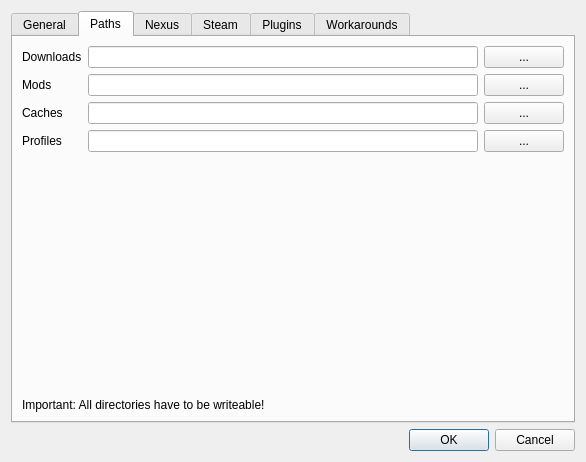
Old version of the form modorganizer/src/settingsdialog.ui in the repository Holt59/mo2-merge.
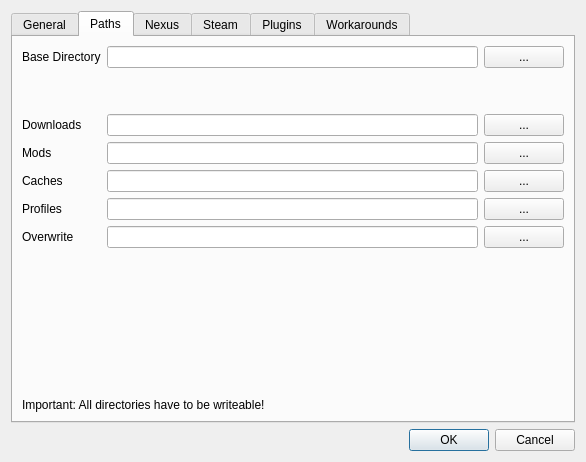
New version of the form. The open tabs and pages were chosen to show the change. Icons and pictures are not drawn.

Patch:
```diff
--- a/modorganizer/src/settingsdialog.ui
+++ b/modorganizer/src/settingsdialog.ui
@@ -204,54 +204,71 @@
        <item>
         <layout class="QGridLayout" name="gridLayout_2">
          <item row="0" column="0">
-          <widget class="QLabel" name="label_7">
+          <widget class="QLabel" name="label_25">
            <property name="text">
-            <string>Downloads</string>
+            <string>Base Directory</string>
            </property>
           </widget>
          </item>
-         <item row="2" column="0">
+         <item row="6" column="2">
+          <widget class="QPushButton" name="browseOverwriteDirBtn">
+           <property name="text">
+            <string>...</string>
+           </property>
+          </widget>
+         </item>
+         <item row="6" column="1">
+          <widget class="QLineEdit" name="overwriteDirEdit"/>
+         </item>
+         <item row="0" column="1">
+          <widget class="QLineEdit" name="baseDirEdit"/>
+         </item>
+         <item row="0" column="2">
+          <widget class="QPushButton" name="browseBaseDirBtn">
+           <property name="text">
+            <string>...</string>
+           </property>
+          </widget>
+         </item>
+         <item row="6" column="0">
+          <widget class="QLabel" name="label_24">
+           <property name="text">
+            <string>Overwrite</string>
+           </property>
+          </widget>
+         </item>
+         <item row="4" column="0">
           <widget class="QLabel" name="label_9">
            <property name="text">
             <string>Caches</string>
            </property>
           </widget>
          </item>
-         <item row="1" column="2">
+         <item row="3" column="2">
           <widget class="QPushButton" name="browseModDirBtn">
            <property name="text">
             <string notr="true">...</string>
            </property>
           </widget>
          </item>
-         <item row="2" column="1">
+         <item row="4" column="1">
           <widget class="QLineEdit" name="cacheDirEdit"/>
          </item>
-         <item row="0" column="1">
-          <widget class="QLineEdit" name="downloadDirEdit">
-           <property name="toolTip">
-            <string>Directory where downloads are stored.</string>
-           </property>
-           <property name="whatsThis">
-            <string>Directory where downloads are stored.</string>
-           </property>
-          </widget>
-         </item>
-         <item row="1" column="0">
-          <widget class="QLabel" name="label_8">
+         <item row="2" column="0">
+          <widget class="QLabel" name="label_7">
            <property name="text">
-            <string>Mods</string>
+            <string>Downloads</string>
            </property>
           </widget>
          </item>
-         <item row="2" column="2">
+         <item row="4" column="2">
           <widget class="QPushButton" name="browseCacheDirBtn">
            <property name="text">
             <string notr="true">...</string>
            </property>
           </widget>
          </item>
-         <item row="1" column="1">
+         <item row="3" column="1">
           <widget class="QLineEdit" name="modDirEdit">
            <property name="toolTip">
             <string>Directory where mods are stored.</string>
@@ -261,7 +278,7 @@
            </property>
           </widget>
          </item>
-         <item row="0" column="2">
+         <item row="2" column="2">
           <widget class="QPushButton" name="browseDownloadDirBtn">
            <property name="sizePolicy">
             <sizepolicy hsizetype="Fixed" vsizetype="Fixed">
@@ -274,22 +291,52 @@
            </property>
           </widget>
          </item>
+         <item row="2" column="1">
+          <widget class="QLineEdit" name="downloadDirEdit">
+           <property name="toolTip">
+            <string>Directory where downloads are stored.</string>
+           </property>
+           <property name="whatsThis">
+            <string>Directory where downloads are stored.</string>
+           </property>
+          </widget>
+         </item>
          <item row="3" column="0">
+          <widget class="QLabel" name="label_8">
+           <property name="text">
+            <string>Mods</string>
+           </property>
+          </widget>
+         </item>
+         <item row="5" column="2">
+          <widget class="QPushButton" name="browseProfilesDirBtn">
+           <property name="text">
+            <string>...</string>
+           </property>
+          </widget>
+         </item>
+         <item row="5" column="1">
+          <widget class="QLineEdit" name="profilesDirEdit"/>
+         </item>
+         <item row="5" column="0">
           <widget class="QLabel" name="label_22">
            <property name="text">
             <string>Profiles</string>
            </property>
           </widget>
          </item>
-         <item row="3" column="1">
-          <widget class="QLineEdit" name="profilesDirEdit"/>
-         </item>
-         <item row="3" column="2">
-          <widget class="QPushButton" name="browseProfilesDirBtn">
-           <property name="text">
-            <string>...</string>
+         <item row="1" column="1">
+          <spacer name="verticalSpacer_8">
+           <property name="orientation">
+            <enum>Qt::Vertical</enum>
            </property>
-          </widget>
+           <property name="sizeHint" stdset="0">
+            <size>
+             <width>20</width>
+             <height>40</height>
+            </size>
+           </property>
+          </spacer>
          </item>
         </layout>
        </item>
```
Left out of the diff: 30 changed lines with no effect on the pictures.
